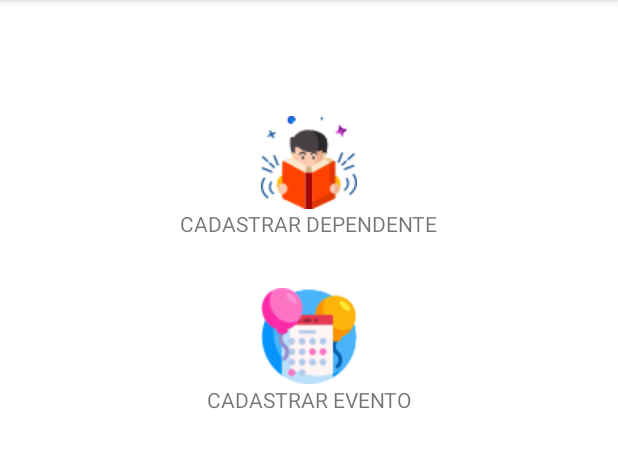
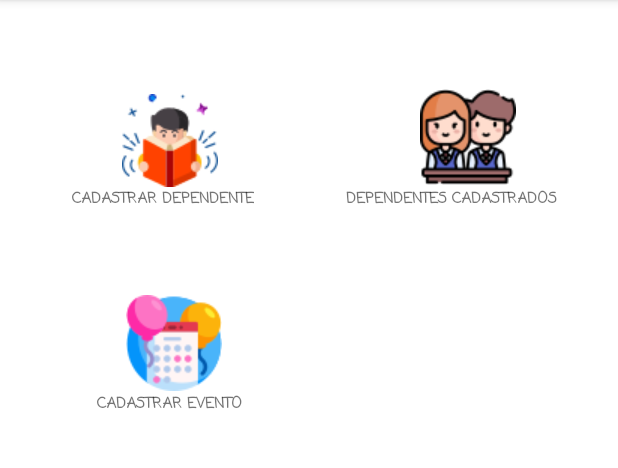
Before and after one commit to danielapandrade/controleEscolarUTFPR, an Android app: the screen it shows after launch (MainActivity), on a phone screen of 412 x 824 dp, the part 84-552 px from its top. Run offline under Robolectric (Android 15) with nearby library versions, the phone set to English and light mode, and no system bars.

Commit message:
editando layout para atividade 3

```diff
--- a/app/src/main/res/layout/activity_main.xml
+++ b/app/src/main/res/layout/activity_main.xml
@@ -7,12 +7,16 @@
     tools:context=".MainActivity">
 
     <TextView
-        android:id="@+id/textView"
+        android:id="@+id/textViewCadastrarDependente"
         android:layout_width="wrap_content"
         android:layout_height="wrap_content"
+        android:fontFamily="casual"
         android:text="@string/cadastrarDependente"
+        android:textSize="10sp"
+        android:textStyle="bold"
         app:layout_constraintBottom_toBottomOf="parent"
         app:layout_constraintEnd_toEndOf="parent"
+        app:layout_constraintHorizontal_bias="0.166"
         app:layout_constraintStart_toStartOf="parent"
         app:layout_constraintTop_toBottomOf="@+id/imageButtonCadastrarDependente"
         app:layout_constraintVertical_bias="0.0"
@@ -26,9 +30,10 @@
         android:onClick="abrirCadastroDependente"
         app:layout_constraintBottom_toBottomOf="parent"
         app:layout_constraintEnd_toEndOf="parent"
+        app:layout_constraintHorizontal_bias="0.233"
         app:layout_constraintStart_toStartOf="parent"
         app:layout_constraintTop_toTopOf="parent"
-        app:layout_constraintVertical_bias="0.110000014"
+        app:layout_constraintVertical_bias="0.089"
         app:srcCompat="@drawable/reading" />
 
     <ImageButton
@@ -39,20 +44,55 @@
         android:onClick=" abrirCadastroEvento"
         app:layout_constraintBottom_toBottomOf="parent"
         app:layout_constraintEnd_toEndOf="parent"
+        app:layout_constraintHorizontal_bias="0.237"
         app:layout_constraintStart_toStartOf="parent"
-        app:layout_constraintTop_toBottomOf="@+id/textView"
-        app:layout_constraintVertical_bias="0.060000002"
+        app:layout_constraintTop_toBottomOf="@+id/textViewCadastrarDependente"
+        app:layout_constraintVertical_bias="0.098"
         app:srcCompat="@drawable/event" />
 
     <TextView
         android:id="@+id/textViewCadastrarEvento"
         android:layout_width="wrap_content"
         android:layout_height="wrap_content"
+        android:fontFamily="casual"
         android:text="@string/CadastrarEvento"
+        android:textSize="10sp"
+        android:textStyle="bold"
         app:layout_constraintBottom_toBottomOf="parent"
         app:layout_constraintEnd_toEndOf="parent"
+        app:layout_constraintHorizontal_bias="0.206"
         app:layout_constraintStart_toStartOf="parent"
         app:layout_constraintTop_toBottomOf="@+id/imageButtonCadastrarEvento"
         app:layout_constraintVertical_bias="0.0" />
 
+    <ImageButton
+        android:id="@+id/imageButton"
+        android:layout_width="66dp"
+        android:layout_height="67dp"
+        android:background="#00FFFFFF"
+        app:layout_constraintBottom_toTopOf="@+id/textViewCadastrarDependente"
+        app:layout_constraintEnd_toEndOf="parent"
+        app:layout_constraintHorizontal_bias="0.664"
+        app:layout_constraintStart_toEndOf="@+id/imageButtonCadastrarDependente"
+        app:layout_constraintTop_toTopOf="@+id/imageButtonCadastrarDependente"
+        app:layout_constraintVertical_bias="1.0"
+        app:srcCompat="@drawable/students" />
+
+    <TextView
+        android:id="@+id/textViewDependentesCadastrados"
+        android:layout_width="wrap_content"
+        android:layout_height="wrap_content"
+        android:fontFamily="casual"
+        android:foregroundGravity="center"
+        android:text="@string/dependentesCadastrados"
+        android:textAllCaps="true"
+        android:textSize="10sp"
+        android:textStyle="bold"
+        app:layout_constraintBottom_toBottomOf="@+id/textViewCadastrarDependente"
+        app:layout_constraintEnd_toEndOf="parent"
+        app:layout_constraintHorizontal_bias="0.6"
+        app:layout_constraintStart_toEndOf="@+id/textViewCadastrarDependente"
+        app:layout_constraintTop_toTopOf="@+id/textViewCadastrarDependente"
+        app:layout_constraintVertical_bias="1.0" />
+
 </androidx.constraintlayout.widget.ConstraintLayout>
--- a/app/src/main/res/values/strings.xml
+++ b/app/src/main/res/values/strings.xml
@@ -26,6 +26,7 @@
     <string name="limparEvento">Limpar</string>
     <string name="salvarEvento">SALVAR</string>
     <string name="tipoEvento">Tipo Evento</string>
+    <string name="dependentesCadastrados">DEPENDENTES CADASTRADOS</string>
     <string-array name="tipo_evento">
         <item>Dia da família</item>
         <item>Festa Junina</item>
```
Also changed, not shown: app/src/main/res/drawable/students.png (added).
